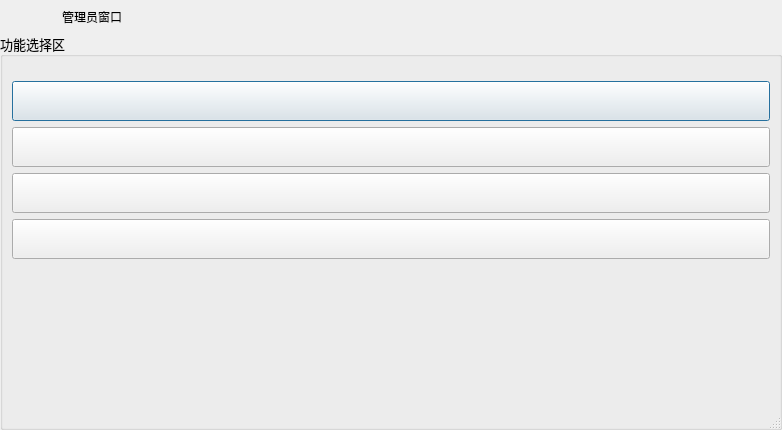
Above: LibraryManager/adminerdialog.ui from 821869798/LibraryManager before the change. Below: the same form after it.
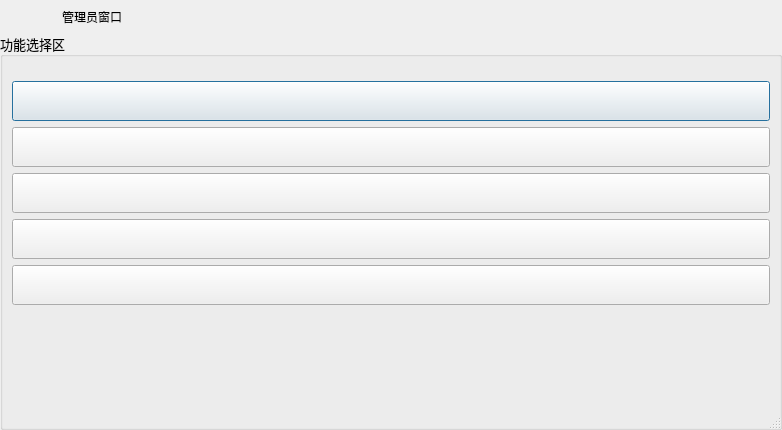
That is the form after the change.

```diff
--- a/LibraryManager/adminerdialog.ui
+++ b/LibraryManager/adminerdialog.ui
@@ -370,6 +370,22 @@
               </property>
              </widget>
             </item>
+            <item>
+             <widget class="QPushButton" name="btnLogout">
+              <property name="minimumSize">
+               <size>
+                <width>40</width>
+                <height>40</height>
+               </size>
+              </property>
+              <property name="toolTip">
+               <string>注销</string>
+              </property>
+              <property name="text">
+               <string/>
+              </property>
+             </widget>
+            </item>
             <item>
              <spacer name="verticalSpacer_2">
               <property name="orientation">
```
